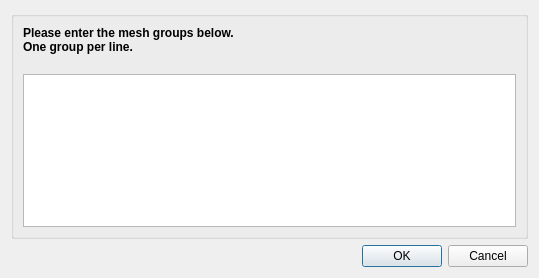
Qt form mapclientplugins/scaffoldgroupmanagerstep/qt/group_configuredialog.ui (mapclient-plugins/mapclientplugins.scaffoldgroupmanagerstep) before a commit.
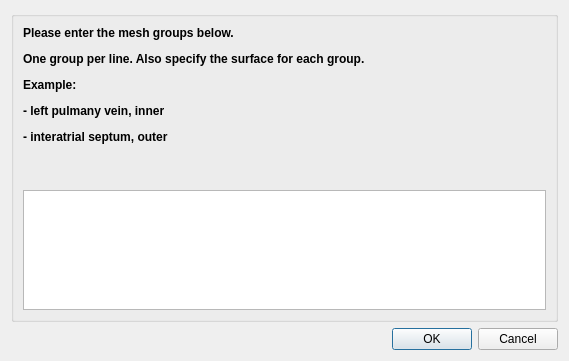
The same form after that commit.

Diff of the .ui file:
```diff
--- a/mapclientplugins/scaffoldgroupmanagerstep/qt/group_configuredialog.ui
+++ b/mapclientplugins/scaffoldgroupmanagerstep/qt/group_configuredialog.ui
@@ -6,8 +6,8 @@
    <rect>
     <x>0</x>
     <y>0</y>
-    <width>539</width>
-    <height>278</height>
+    <width>569</width>
+    <height>361</height>
    </rect>
   </property>
   <property name="windowTitle">
@@ -42,9 +42,7 @@
          </font>
         </property>
         <property name="text">
-         <string>Please enter the mesh groups below.
-One group per line.
-</string>
+         <string>&lt;html&gt;&lt;head/&gt;&lt;body&gt;&lt;p&gt;Please enter the mesh groups below.&lt;/p&gt;&lt;p&gt;One group per line. Also specify the surface for each group.&lt;/p&gt;&lt;p&gt;Example:&lt;/p&gt;&lt;p&gt;- left pulmany vein, inner&lt;/p&gt;&lt;p&gt;- interatrial septum, outer&lt;/p&gt;&lt;p&gt;&lt;br/&gt;&lt;/p&gt;&lt;/body&gt;&lt;/html&gt;</string>
         </property>
        </widget>
       </item>
```
